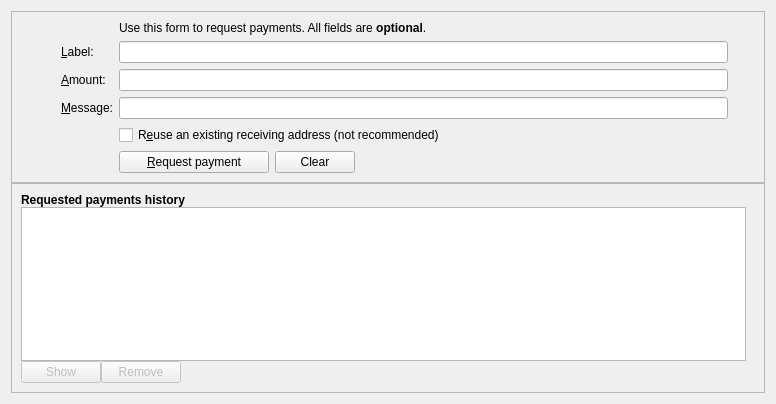
odrowonz/atbcoin-insight, file src/qt/forms/receivecoinsdialog.ui: the form before one commit.
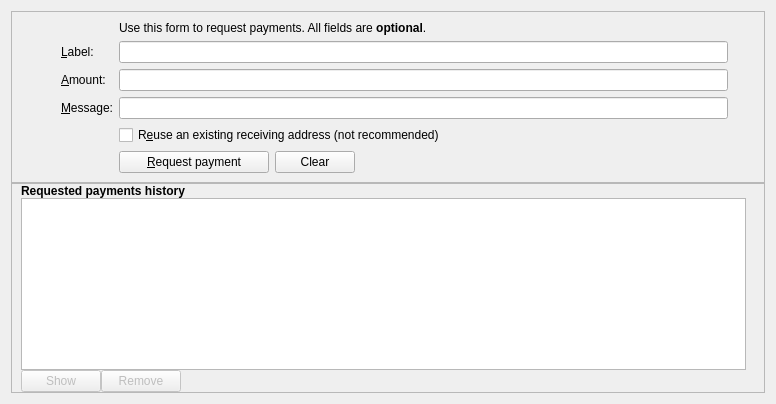
The form after the commit. Icons and pictures are not drawn. Custom widgets are drawn as their Qt base class.

```diff
--- a/src/qt/forms/receivecoinsdialog.ui
+++ b/src/qt/forms/receivecoinsdialog.ui
@@ -245,9 +245,15 @@
       <property name="spacing">
        <number>0</number>
       </property>
+      <property name="topMargin">
+       <number>0</number>
+      </property>
       <property name="rightMargin">
        <number>18</number>
       </property>
+      <property name="bottomMargin">
+       <number>0</number>
+      </property>
       <item>
        <widget class="QLabel" name="TableHeader">
         <property name="minimumSize">
```
